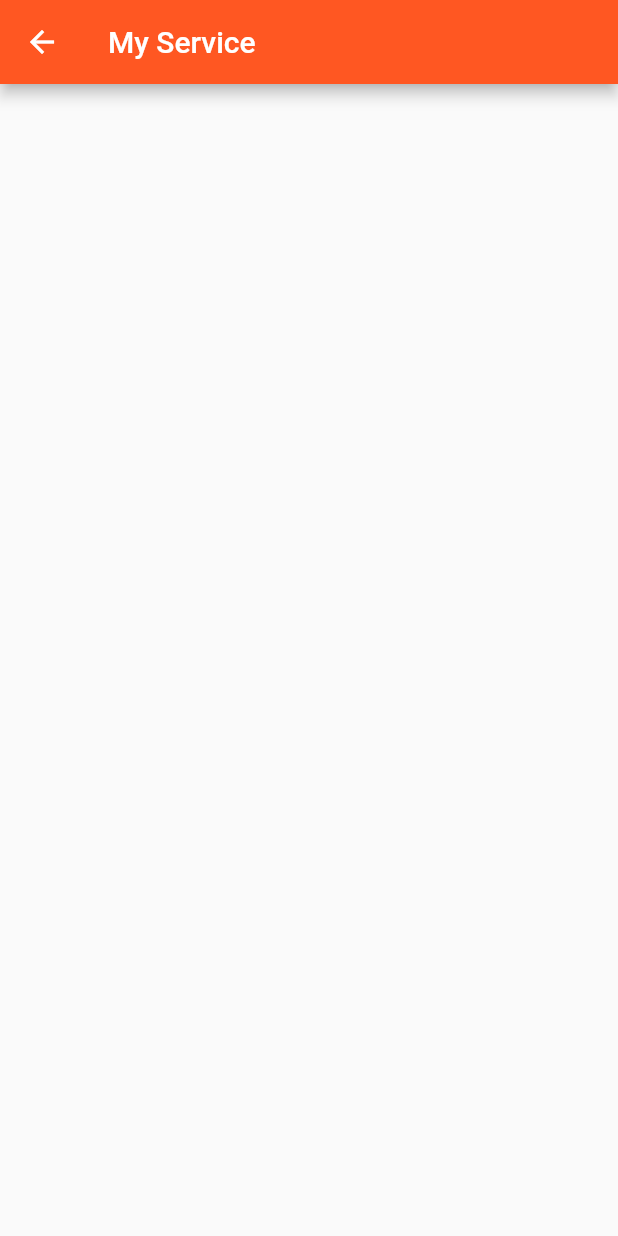
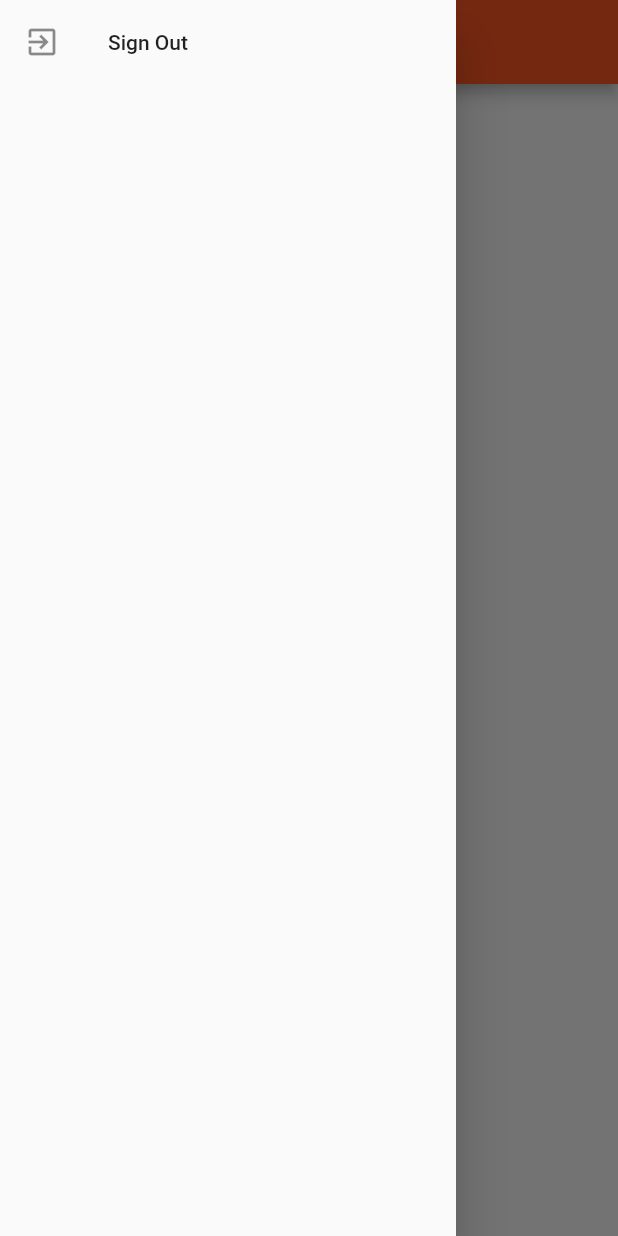
Before and after one commit to masterUNG/UngConstructor_14March, a Flutter app: the MyService screen opened directly, with the side drawer open (before the commit the screen has no drawer), on a phone screen of 412 x 824 dp. Run offline on Flutter 3.47's test engine with Material 2 defaults, Android fonts, the phone set to English and light mode, and no system bars; our stand-ins replace cloud_firestore, firebase_auth, firebase_storage, google_fonts, image_picker; accounts and stored records are empty.

Commit message:
Sign Out OK

```diff
--- a/lib/widget/my_service.dart
+++ b/lib/widget/my_service.dart
@@ -1,4 +1,6 @@
+import 'package:firebase_auth/firebase_auth.dart';
 import 'package:flutter/material.dart';
+import 'package:ungconstructor14march/widget/authen.dart';
 
 class MyService extends StatefulWidget {
   @override
@@ -6,10 +8,39 @@ class MyService extends StatefulWidget {
 }
 
 class _MyServiceState extends State<MyService> {
+  // Field
+
+  // Method
+  Widget menuSignOut() {
+    return ListTile(onTap: () => processSignOut(),
+      title: Text('Sign Out'),
+      leading: Icon(Icons.exit_to_app),
+    );
+  }
+
+  Future<void> processSignOut()async{
+    FirebaseAuth auth = FirebaseAuth.instance;
+    await auth.signOut().then((value) {
+      MaterialPageRoute route = MaterialPageRoute(builder: (value)=>Authen());
+      Navigator.of(context).pushAndRemoveUntil(route, (route) => false);
+    });
+  }
+
+  Widget showDrawer() {
+    return Drawer(
+      child: ListView(
+        children: <Widget>[menuSignOut(),],
+      ),
+    );
+  }
+
   @override
   Widget build(BuildContext context) {
     return Scaffold(
-      appBar: AppBar(title: Text('My Service'),),
+      drawer: showDrawer(),
+      appBar: AppBar(
+        title: Text('My Service'),
+      ),
     );
   }
 }
```
Also changed, not shown: lib/widget/authen.dart (+36 -2 lines).
